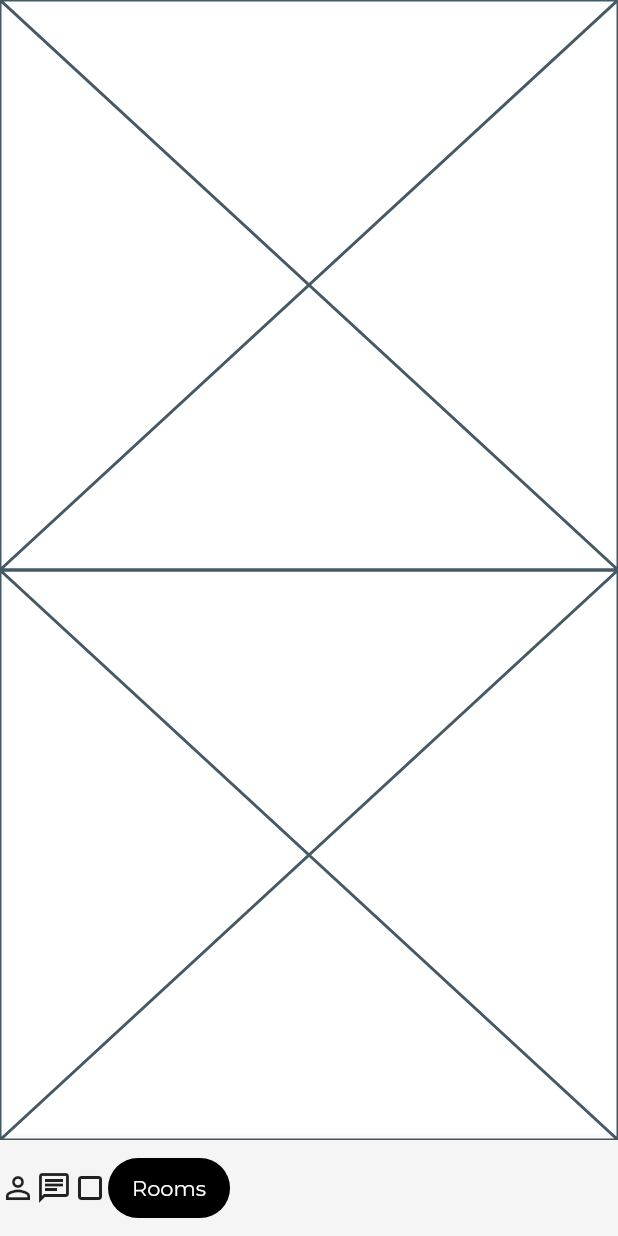
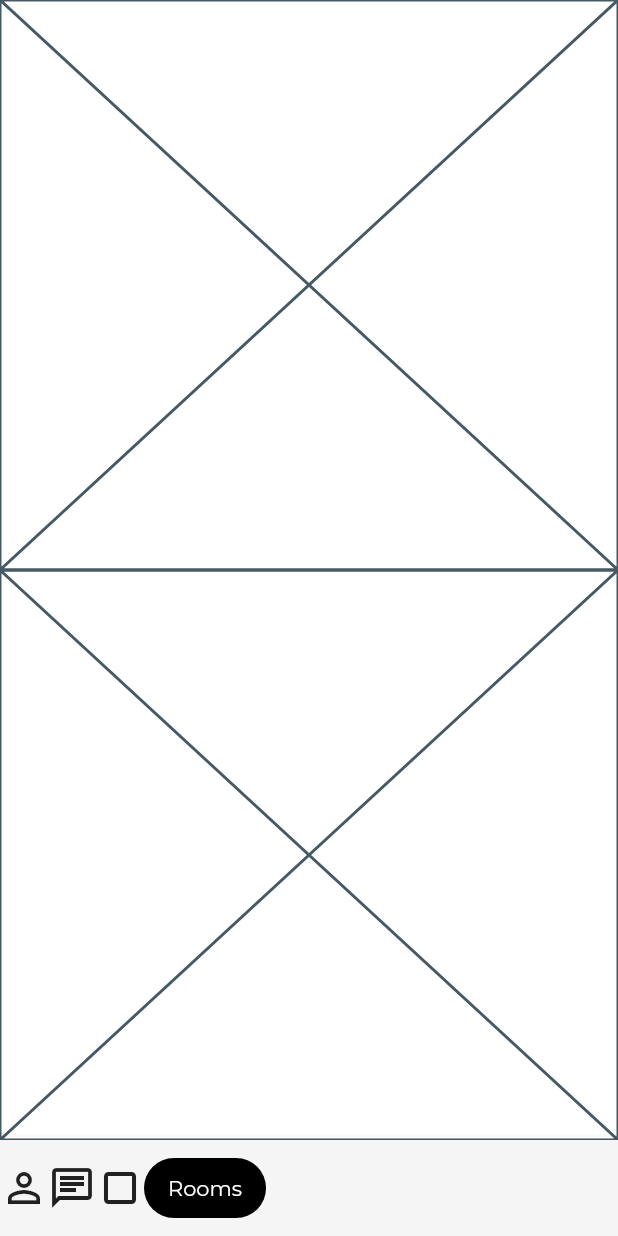
Before and after one commit to JAICHANGPARK/flutter_notebook_8th_story, a Flutter app: the SocialHomePage screen opened by its route, on a phone screen of 412 x 824 dp. Run offline on Flutter 3.47's test engine with Material 2 defaults, Android fonts, the phone set to English and light mode, and no system bars; our stand-ins replace badges, flutter_hooks, google_fonts, hooks_riverpod, state_notifier.

Commit message:
Update social_home_page.dart

```diff
--- a/lib/ep588_social_app/social_home_page.dart
+++ b/lib/ep588_social_app/social_home_page.dart
@@ -29,9 +29,9 @@ class _SocialHomePageState extends State<SocialHomePage> {
           decoration: BoxDecoration(color: Colors.grey[100]),
           child: Row(
             children: [
-              Icon(Icons.person_outline),
-              Icon(Icons.chat_outlined),
-              Icon(Icons.crop_square),
+              Icon(Icons.person_outline, size: 32,),
+              Icon(Icons.chat_outlined, size: 32,),
+              Icon(Icons.crop_square, size: 32,),
 
               Container(
                 margin: EdgeInsets.only(top: 12, bottom: 12),
```
